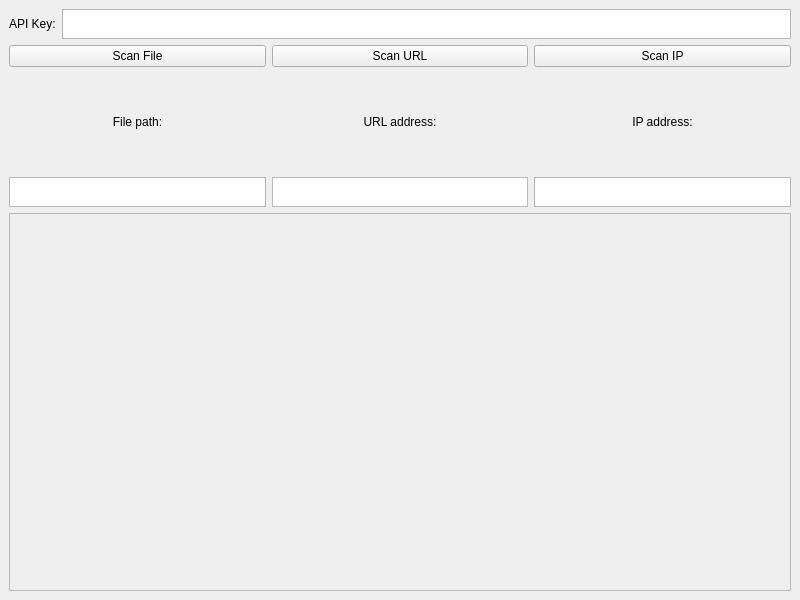
XBOPb/MaladyScan, file user_interface.ui: the form before one commit.
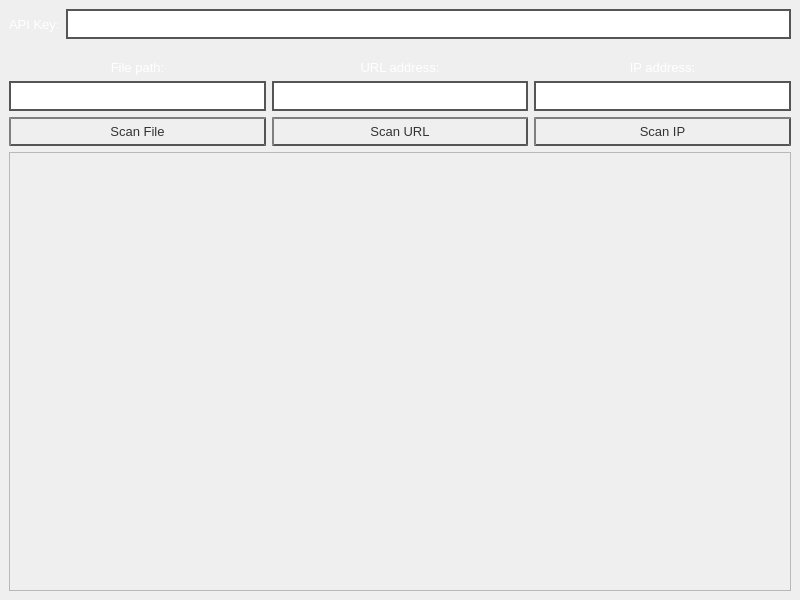
The form after the commit.

Commit message: gui update, ip scan func update

Patch:
```diff
--- a/user_interface.ui
+++ b/user_interface.ui
@@ -14,6 +14,12 @@
    <string>MaladyScan</string>
   </property>
   <widget class="QWidget" name="centralwidget">
+   <property name="styleSheet">
+    <string notr="true">background-color:  qradialgradient(
+        cx: 0.3, cy: -0.4, fx: 0.3, fy: -0.4,
+        radius: 1.35, stop: 0 #999, stop: 1 #111
+        );</string>
+   </property>
    <layout class="QGridLayout" name="gridLayout">
     <item row="0" column="0">
      <layout class="QVBoxLayout" name="general_lay" stretch="0,3,7">
@@ -21,6 +27,15 @@
        <layout class="QHBoxLayout" name="title_api_lay">
         <item>
          <widget class="QLabel" name="api_key_label">
+          <property name="font">
+           <font>
+            <family>Leelawadee UI</family>
+            <pointsize>10</pointsize>
+           </font>
+          </property>
+          <property name="styleSheet">
+           <string notr="true">background: transparent; color: rgb(255, 255, 255);</string>
+          </property>
           <property name="text">
            <string>API Key:</string>
           </property>
@@ -34,6 +49,32 @@
             <height>30</height>
            </size>
           </property>
+          <property name="styleSheet">
+           <string notr="true">QTextEdit {
+    color: #333;
+    border: 2px solid #555;
+    background: qradialgradient(
+        cx: 0.3, cy: -0.4, fx: 0.3, fy: -0.4,
+        radius: 1.35, stop: 0 #fff, stop: 1 #888
+        );
+
+    }
+
+QTextEdit:hover {
+    background: qradialgradient(
+        cx: 0.3, cy: -0.4, fx: 0.3, fy: -0.4,
+        radius: 1.35, stop: 0 #fff, stop: 1 #bbb
+        );
+    }
+
+QTextEdit:pressed {
+    border-style: inset;
+    background: qradialgradient(
+        cx: 0.4, cy: -0.1, fx: 0.4, fy: -0.1,
+        radius: 1.35, stop: 0 #fff, stop: 1 #ddd
+        );
+    }</string>
+          </property>
          </widget>
         </item>
        </layout>
@@ -42,20 +83,32 @@
        <layout class="QHBoxLayout" name="main_lay">
         <item>
          <layout class="QVBoxLayout" name="file_lay">
-          <item>
-           <widget class="QPushButton" name="scan_file_button">
-            <property name="text">
-             <string>Scan File</string>
-            </property>
-           </widget>
-          </item>
           <item>
            <widget class="QLabel" name="file_path_label">
+            <property name="maximumSize">
+             <size>
+              <width>16777215</width>
+              <height>30</height>
+             </size>
+            </property>
+            <property name="font">
+             <font>
+              <family>Leelawadee UI</family>
+              <pointsize>10</pointsize>
+             </font>
+            </property>
+            <property name="styleSheet">
+             <string notr="true">color: rgb(255, 255, 255);
+background: transparent;</string>
+            </property>
+            <property name="frameShadow">
+             <enum>QFrame::Plain</enum>
+            </property>
             <property name="text">
              <string>File path:</string>
             </property>
             <property name="alignment">
-             <set>Qt::AlignCenter</set>
+             <set>Qt::AlignBottom|Qt::AlignHCenter</set>
             </property>
            </widget>
           </item>
@@ -67,26 +120,108 @@
               <height>30</height>
              </size>
             </property>
+            <property name="styleSheet">
+             <string notr="true">QTextEdit {
+    color: #333;
+    border: 2px solid #555;
+    background: qradialgradient(
+        cx: 0.3, cy: -0.4, fx: 0.3, fy: -0.4,
+        radius: 1.35, stop: 0 #fff, stop: 1 #888
+        );
+
+    }
+
+QTextEdit:hover {
+    background: qradialgradient(
+        cx: 0.3, cy: -0.4, fx: 0.3, fy: -0.4,
+        radius: 1.35, stop: 0 #fff, stop: 1 #bbb
+        );
+    }
+
+QTextEdit:pressed {
+    border-style: inset;
+    background: qradialgradient(
+        cx: 0.4, cy: -0.1, fx: 0.4, fy: -0.1,
+        radius: 1.35, stop: 0 #fff, stop: 1 #ddd
+        );
+    }</string>
+            </property>
+            <property name="frameShadow">
+             <enum>QFrame::Plain</enum>
+            </property>
+           </widget>
+          </item>
+          <item>
+           <widget class="QPushButton" name="scan_file_button">
+            <property name="font">
+             <font>
+              <family>Leelawadee UI</family>
+              <pointsize>10</pointsize>
+             </font>
+            </property>
+            <property name="styleSheet">
+             <string notr="true">QPushButton {
+    color: #333;
+    border: 2px solid #555;
+    border-radius: 20px;
+    border-style: outset;
+    background: qradialgradient(
+        cx: 0.3, cy: -0.4, fx: 0.3, fy: -0.4,
+        radius: 1.35, stop: 0 #fff, stop: 1 #888
+        );
+    padding: 5px;
+    }
+
+QPushButton:hover {
+    background: qradialgradient(
+        cx: 0.3, cy: -0.4, fx: 0.3, fy: -0.4,
+        radius: 1.35, stop: 0 #fff, stop: 1 #bbb
+        );
+    }
+
+QPushButton:pressed {
+    border-style: inset;
+    background: qradialgradient(
+        cx: 0.4, cy: -0.1, fx: 0.4, fy: -0.1,
+        radius: 1.35, stop: 0 #fff, stop: 1 #ddd
+        );
+    }</string>
+            </property>
+            <property name="text">
+             <string>Scan File</string>
+            </property>
            </widget>
           </item>
          </layout>
         </item>
         <item>
          <layout class="QVBoxLayout" name="url_lay">
-          <item>
-           <widget class="QPushButton" name="scan_url_button">
-            <property name="text">
-             <string>Scan URL</string>
-            </property>
-           </widget>
-          </item>
           <item>
            <widget class="QLabel" name="url_address_label">
+            <property name="maximumSize">
+             <size>
+              <width>16777215</width>
+              <height>30</height>
+             </size>
+            </property>
+            <property name="font">
+             <font>
+              <family>Leelawadee UI</family>
+              <pointsize>10</pointsize>
+             </font>
+            </property>
+            <property name="styleSheet">
+             <string notr="true">color: rgb(255, 255, 255);
+background: transparent;</string>
+            </property>
+            <property name="frameShadow">
+             <enum>QFrame::Plain</enum>
+            </property>
             <property name="text">
              <string>URL address:</string>
             </property>
             <property name="alignment">
-             <set>Qt::AlignCenter</set>
+             <set>Qt::AlignBottom|Qt::AlignHCenter</set>
             </property>
            </widget>
           </item>
@@ -98,26 +233,108 @@
               <height>30</height>
              </size>
             </property>
+            <property name="styleSheet">
+             <string notr="true">QTextEdit {
+    color: #333;
+    border: 2px solid #555;
+    background: qradialgradient(
+        cx: 0.3, cy: -0.4, fx: 0.3, fy: -0.4,
+        radius: 1.35, stop: 0 #fff, stop: 1 #888
+        );
+
+    }
+
+QTextEdit:hover {
+    background: qradialgradient(
+        cx: 0.3, cy: -0.4, fx: 0.3, fy: -0.4,
+        radius: 1.35, stop: 0 #fff, stop: 1 #bbb
+        );
+    }
+
+QTextEdit:pressed {
+    border-style: inset;
+    background: qradialgradient(
+        cx: 0.4, cy: -0.1, fx: 0.4, fy: -0.1,
+        radius: 1.35, stop: 0 #fff, stop: 1 #ddd
+        );
+    }</string>
+            </property>
+            <property name="frameShadow">
+             <enum>QFrame::Plain</enum>
+            </property>
+           </widget>
+          </item>
+          <item>
+           <widget class="QPushButton" name="scan_url_button">
+            <property name="font">
+             <font>
+              <family>Leelawadee UI</family>
+              <pointsize>10</pointsize>
+             </font>
+            </property>
+            <property name="styleSheet">
+             <string notr="true">QPushButton {
+    color: #333;
+    border: 2px solid #555;
+    border-radius: 20px;
+    border-style: outset;
+    background: qradialgradient(
+        cx: 0.3, cy: -0.4, fx: 0.3, fy: -0.4,
+        radius: 1.35, stop: 0 #fff, stop: 1 #888
+        );
+    padding: 5px;
+    }
+
+QPushButton:hover {
+    background: qradialgradient(
+        cx: 0.3, cy: -0.4, fx: 0.3, fy: -0.4,
+        radius: 1.35, stop: 0 #fff, stop: 1 #bbb
+        );
+    }
+
+QPushButton:pressed {
+    border-style: inset;
+    background: qradialgradient(
+        cx: 0.4, cy: -0.1, fx: 0.4, fy: -0.1,
+        radius: 1.35, stop: 0 #fff, stop: 1 #ddd
+        );
+    }</string>
+            </property>
+            <property name="text">
+             <string>Scan URL</string>
+            </property>
            </widget>
           </item>
          </layout>
         </item>
         <item>
-         <layout class="QVBoxLayout" name="ip_lay">
-          <item>
-           <widget class="QPushButton" name="scan_ip_button">
-            <property name="text">
-             <string>Scan IP</string>
-            </property>
-           </widget>
-          </item>
+         <layout class="QVBoxLayout" name="ip_lay" stretch="0,0,0">
           <item>
            <widget class="QLabel" name="ip_address_label">
+            <property name="maximumSize">
+             <size>
+              <width>16777215</width>
+              <height>30</height>
+             </size>
+            </property>
+            <property name="font">
+             <font>
+              <family>Leelawadee UI</family>
+              <pointsize>10</pointsize>
+             </font>
+            </property>
+            <property name="styleSheet">
+             <string notr="true">color: rgb(255, 255, 255);
+background: transparent;</string>
+            </property>
+            <property name="frameShadow">
+             <enum>QFrame::Plain</enum>
+            </property>
             <property name="text">
              <string>IP address:</string>
             </property>
             <property name="alignment">
-             <set>Qt::AlignCenter</set>
+             <set>Qt::AlignBottom|Qt::AlignHCenter</set>
             </property>
            </widget>
           </item>
@@ -129,6 +346,76 @@
               <height>30</height>
              </size>
             </property>
+            <property name="styleSheet">
+             <string notr="true">QTextEdit {
+    color: #333;
+    border: 2px solid #555;
+    background: qradialgradient(
+        cx: 0.3, cy: -0.4, fx: 0.3, fy: -0.4,
+        radius: 1.35, stop: 0 #fff, stop: 1 #888
+        );
+
+    }
+
+QTextEdit:hover {
+    background: qradialgradient(
+        cx: 0.3, cy: -0.4, fx: 0.3, fy: -0.4,
+        radius: 1.35, stop: 0 #fff, stop: 1 #bbb
+        );
+    }
+
+QTextEdit:pressed {
+    border-style: inset;
+    background: qradialgradient(
+        cx: 0.4, cy: -0.1, fx: 0.4, fy: -0.1,
+        radius: 1.35, stop: 0 #fff, stop: 1 #ddd
+        );
+    }</string>
+            </property>
+            <property name="frameShadow">
+             <enum>QFrame::Plain</enum>
+            </property>
+           </widget>
+          </item>
+          <item>
+           <widget class="QPushButton" name="scan_ip_button">
+            <property name="font">
+             <font>
+              <family>Leelawadee UI</family>
+              <pointsize>10</pointsize>
+             </font>
+            </property>
+            <property name="styleSheet">
+             <string notr="true">QPushButton {
+    color: #333;
+    border: 2px solid #555;
+    border-radius: 20px;
+    border-style: outset;
+    background: qradialgradient(
+        cx: 0.3, cy: -0.4, fx: 0.3, fy: -0.4,
+        radius: 1.35, stop: 0 #fff, stop: 1 #888
+        );
+    padding: 5px;
+    }
+
+QPushButton:hover {
+    background: qradialgradient(
+        cx: 0.3, cy: -0.4, fx: 0.3, fy: -0.4,
+        radius: 1.35, stop: 0 #fff, stop: 1 #bbb
+        );
+    }
+
+QPushButton:pressed {
+    border-style: inset;
+    background: qradialgradient(
+        cx: 0.4, cy: -0.1, fx: 0.4, fy: -0.1,
+        radius: 1.35, stop: 0 #fff, stop: 1 #ddd
+        );
+    }</string>
+            </property>
+            <property name="text">
+             <string>Scan IP</string>
+            </property>
            </widget>
           </item>
          </layout>
@@ -152,6 +439,9 @@
          <layout class="QGridLayout" name="gridLayout_2">
           <item row="0" column="0">
            <widget class="QLabel" name="scan_result_area">
+            <property name="styleSheet">
+             <string notr="true">color: rgb(200, 200, 200);</string>
+            </property>
             <property name="text">
              <string/>
             </property>
```
The commit also changes 3 other files.
